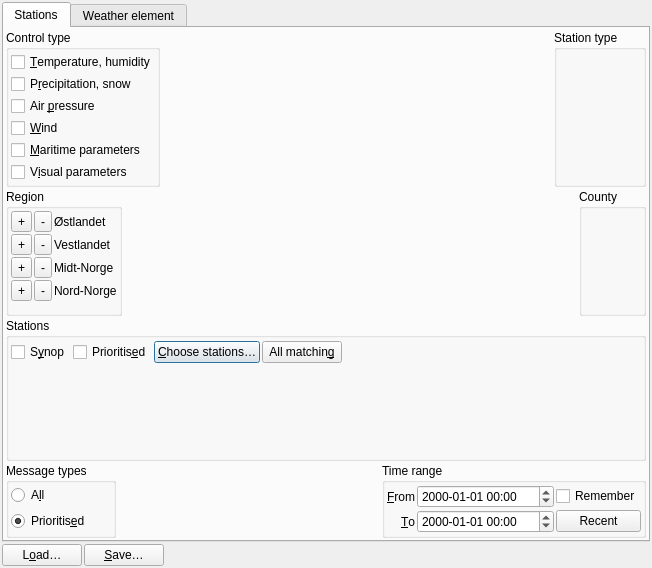
Old version of the form src/listdialog.ui in the repository metno/kvhqc.
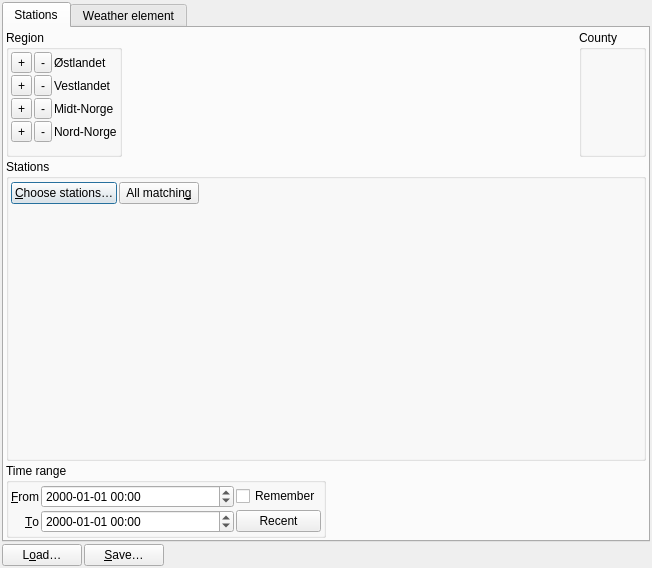
New version of the form. Icons and pictures are not drawn. Custom widgets are drawn as their Qt base class.

Commit message: removed station/control type from station dialog

The edit to the form file:
```diff
--- a/src/listdialog.ui
+++ b/src/listdialog.ui
@@ -29,7 +29,7 @@
       <attribute name="title">
        <string>Stations</string>
       </attribute>
-      <layout class="QVBoxLayout" name="verticalLayout_3" stretch="0,0,1,0">
+      <layout class="QVBoxLayout" name="verticalLayout_3" stretch="0,1,0">
        <property name="spacing">
         <number>2</number>
        </property>
@@ -39,133 +39,6 @@
        <property name="margin">
         <number>2</number>
        </property>
-       <item>
-        <layout class="QHBoxLayout" name="typeLayout" stretch="0,1,0">
-         <property name="sizeConstraint">
-          <enum>QLayout::SetMinimumSize</enum>
-         </property>
-         <item>
-          <widget class="QGroupBox" name="controlGroup">
-           <property name="sizePolicy">
-            <sizepolicy hsizetype="Minimum" vsizetype="Preferred">
-             <horstretch>0</horstretch>
-             <verstretch>0</verstretch>
-            </sizepolicy>
-           </property>
-           <property name="title">
-            <string>Control type</string>
-           </property>
-           <layout class="QVBoxLayout" name="controlLayout">
-            <property name="spacing">
-             <number>2</number>
-            </property>
-            <property name="sizeConstraint">
-             <enum>QLayout::SetMinimumSize</enum>
-            </property>
-            <property name="margin">
-             <number>2</number>
-            </property>
-            <item>
-             <layout class="QVBoxLayout" name="typeBoxesLayout">
-              <property name="spacing">
-               <number>2</number>
-              </property>
-              <item>
-               <widget class="QCheckBox" name="twiType">
-                <property name="text">
-                 <string>&amp;Temperature, humidity</string>
-                </property>
-               </widget>
-              </item>
-              <item>
-               <widget class="QCheckBox" name="prcType">
-                <property name="text">
-                 <string>P&amp;recipitation, snow</string>
-                </property>
-               </widget>
-              </item>
-              <item>
-               <widget class="QCheckBox" name="aprType">
-                <property name="text">
-                 <string>Air &amp;pressure</string>
-                </property>
-               </widget>
-              </item>
-              <item>
-               <widget class="QCheckBox" name="winType">
-                <property name="text">
-                 <string>&amp;Wind</string>
-                </property>
-               </widget>
-              </item>
-              <item>
-               <widget class="QCheckBox" name="marType">
-                <property name="text">
-                 <string>&amp;Maritime parameters</string>
-                </property>
-               </widget>
-              </item>
-              <item>
-               <widget class="QCheckBox" name="visType">
-                <property name="text">
-                 <string>V&amp;isual parameters</string>
-                </property>
-               </widget>
-              </item>
-             </layout>
-            </item>
-           </layout>
-          </widget>
-         </item>
-         <item>
-          <spacer name="horizontalSpacer_5">
-           <property name="orientation">
-            <enum>Qt::Horizontal</enum>
-           </property>
-           <property name="sizeHint" stdset="0">
-            <size>
-             <width>2</width>
-             <height>20</height>
-            </size>
-           </property>
-          </spacer>
-         </item>
-         <item>
-          <widget class="QGroupBox" name="stTyp">
-           <property name="sizePolicy">
-            <sizepolicy hsizetype="Preferred" vsizetype="MinimumExpanding">
-             <horstretch>0</horstretch>
-             <verstretch>0</verstretch>
-            </sizepolicy>
-           </property>
-           <property name="title">
-            <string>Station type</string>
-           </property>
-           <layout class="QGridLayout" name="gridLayout_2">
-            <property name="sizeConstraint">
-             <enum>QLayout::SetMinimumSize</enum>
-            </property>
-            <property name="margin">
-             <number>2</number>
-            </property>
-            <property name="spacing">
-             <number>2</number>
-            </property>
-            <item row="0" column="0">
-             <layout class="QGridLayout" name="statSelLayout">
-              <property name="sizeConstraint">
-               <enum>QLayout::SetMinimumSize</enum>
-              </property>
-              <property name="spacing">
-               <number>2</number>
-              </property>
-             </layout>
-            </item>
-           </layout>
-          </widget>
-         </item>
-        </layout>
-       </item>
        <item>
         <layout class="QHBoxLayout" name="horizontalLayout_2" stretch="0,1,0">
          <property name="spacing">
@@ -430,27 +303,13 @@
            <number>2</number>
           </property>
           <item>
-           <layout class="QHBoxLayout" name="horizontalLayout" stretch="0,0,0,0,1">
+           <layout class="QHBoxLayout" name="horizontalLayout" stretch="0,0,1">
             <property name="spacing">
              <number>2</number>
             </property>
             <property name="sizeConstraint">
              <enum>QLayout::SetMinimumSize</enum>
             </property>
-            <item>
-             <widget class="QCheckBox" name="webReg">
-              <property name="text">
-               <string>S&amp;ynop</string>
-              </property>
-             </widget>
-            </item>
-            <item>
-             <widget class="QCheckBox" name="priReg">
-              <property name="text">
-               <string>Prioritis&amp;ed</string>
-              </property>
-             </widget>
-            </item>
             <item>
              <widget class="QPushButton" name="stationSelect">
               <property name="text">
@@ -495,51 +354,6 @@
        </item>
        <item>
         <layout class="QHBoxLayout" name="timeMessageLayout">
-         <item>
-          <widget class="QGroupBox" name="typeGroup">
-           <property name="title">
-            <string>Message types</string>
-           </property>
-           <layout class="QVBoxLayout" name="verticalLayout_7">
-            <property name="sizeConstraint">
-             <enum>QLayout::SetMinimumSize</enum>
-            </property>
-            <property name="margin">
-             <number>2</number>
-            </property>
-            <item>
-             <widget class="QRadioButton" name="allTypes">
-              <property name="text">
-               <string>A&amp;ll</string>
-              </property>
-             </widget>
-            </item>
-            <item>
-             <widget class="QRadioButton" name="priTypes">
-              <property name="text">
-               <string>Prioritis&amp;ed</string>
-              </property>
-              <property name="checked">
-               <bool>true</bool>
-              </property>
-             </widget>
-            </item>
-           </layout>
-          </widget>
-         </item>
-         <item>
-          <spacer name="horizontalSpacer_2">
-           <property name="orientation">
-            <enum>Qt::Horizontal</enum>
-           </property>
-           <property name="sizeHint" stdset="0">
-            <size>
-             <width>0</width>
-             <height>20</height>
-            </size>
-           </property>
-          </spacer>
-         </item>
          <item>
           <widget class="QGroupBox" name="timeGroup">
            <property name="title">
@@ -615,6 +429,19 @@
            </layout>
           </widget>
          </item>
+         <item>
+          <spacer name="horizontalSpacer_2">
+           <property name="orientation">
+            <enum>Qt::Horizontal</enum>
+           </property>
+           <property name="sizeHint" stdset="0">
+            <size>
+             <width>0</width>
+             <height>20</height>
+            </size>
+           </property>
+          </spacer>
+         </item>
         </layout>
        </item>
       </layout>
```
The commit also changes 5 other files.
